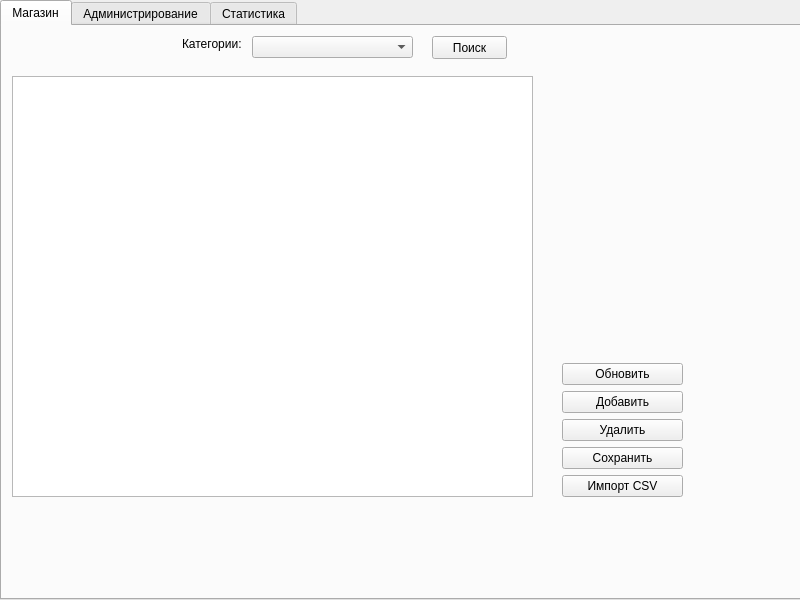
Before: the Qt Designer form Бэкапы интерфейсов/admin_ui.ui in T1murCoder/timur_qt_project, drawn with Qt 5.
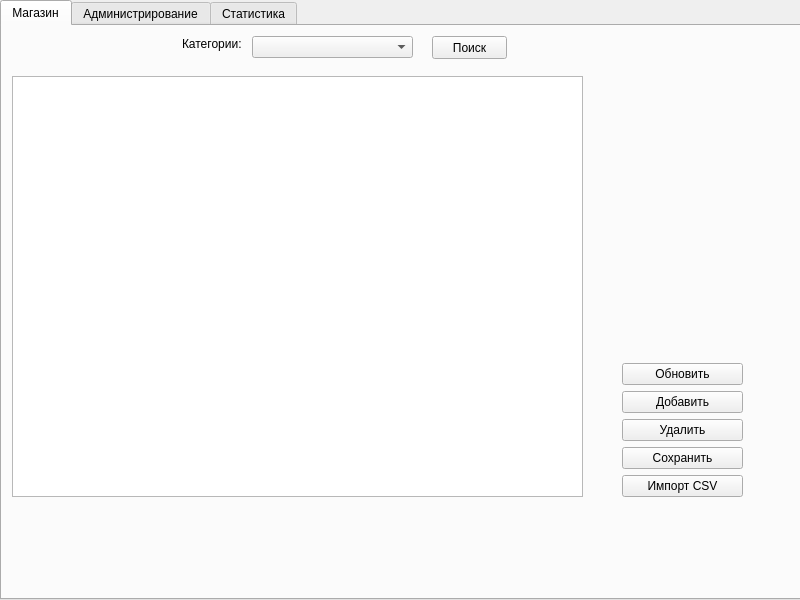
After: the same form once the commit is applied. The open tabs and pages were chosen to show the change. Icons and pictures are not drawn.

Commit message: теперь функция item_changed не создаёт копии измененных рядов

```diff
--- a/Бэкапы интерфейсов/admin_ui.ui
+++ b/Бэкапы интерфейсов/admin_ui.ui
@@ -114,7 +114,7 @@
        <rect>
         <x>10</x>
         <y>50</y>
-        <width>521</width>
+        <width>571</width>
         <height>421</height>
        </rect>
       </property>
@@ -141,7 +141,7 @@
      <widget class="QWidget" name="verticalLayoutWidget">
       <property name="geometry">
        <rect>
-        <x>560</x>
+        <x>620</x>
         <y>50</y>
         <width>121</width>
         <height>421</height>
```
Left out of the diff: 2 changed lines with no effect on the pictures. The commit also changes 2 other files.
